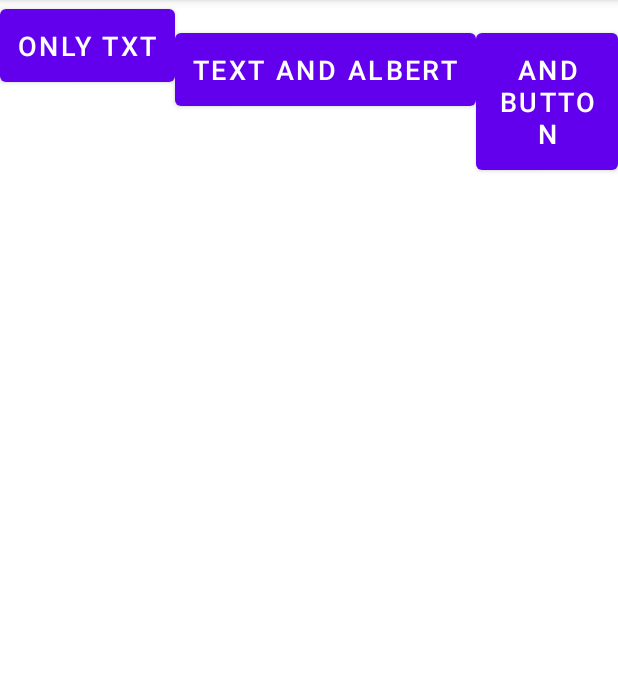
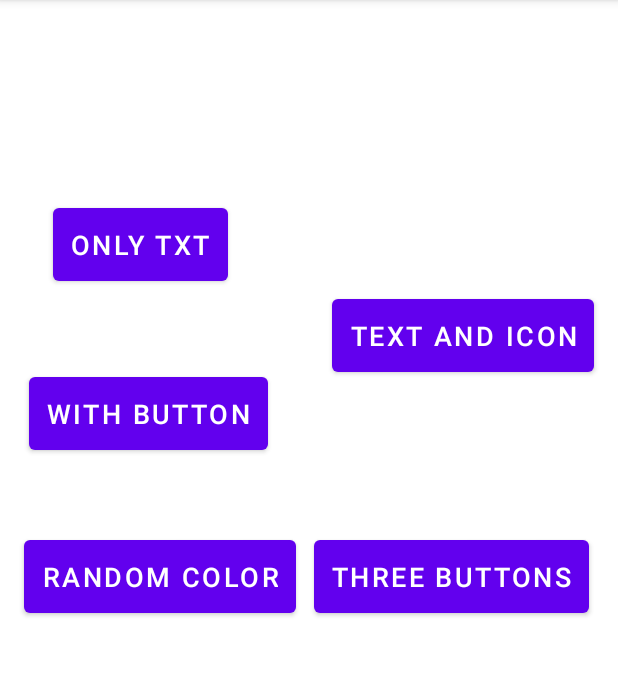
Before and after one commit to dz6646/albert_dialog, an Android app: the screen it shows after launch (MainActivity), on a phone screen of 412 x 824 dp, the part 84-760 px from its top. Run offline under Robolectric (Android 15) with nearby library versions, the phone set to English and light mode, and no system bars.

Commit message:
Made some progreess need to check

```diff
--- a/app/src/main/res/layout/activity_main.xml
+++ b/app/src/main/res/layout/activity_main.xml
@@ -1,65 +1,79 @@
 <?xml version="1.0" encoding="utf-8"?>
-<LinearLayout xmlns:android="http://schemas.android.com/apk/res/android"
+<androidx.constraintlayout.widget.ConstraintLayout xmlns:android="http://schemas.android.com/apk/res/android"
     xmlns:app="http://schemas.android.com/apk/res-auto"
     xmlns:tools="http://schemas.android.com/tools"
+    android:id="@+id/myLayout"
     android:layout_width="match_parent"
     android:layout_height="match_parent"
     tools:context=".MainActivity">
-
 
 
     <Button
         android:id="@+id/button1"
         android:layout_width="wrap_content"
         android:layout_height="wrap_content"
+        android:layout_marginStart="35dp"
+        android:elevation="4dp"
+        android:onClick="albert1"
+        android:padding="12dp"
         android:text="Only txt"
-        android:onClick="albert1"
         android:textSize="18sp"
-        android:padding="12dp"
-        android:elevation="4dp" />
+        app:layout_constraintBottom_toTopOf="@+id/button2"
+        app:layout_constraintStart_toStartOf="parent" />
 
     <Button
         android:id="@+id/button2"
         android:layout_width="wrap_content"
         android:layout_height="wrap_content"
-        android:text="Text and Albert"
+        android:layout_marginTop="193dp"
+        android:layout_marginEnd="16dp"
+        android:elevation="4dp"
         android:onClick="albert2"
+        android:padding="12dp"
+        android:text="Text and icon"
         android:textSize="18sp"
-        android:padding="12dp"
-        android:elevation="4dp"
-        android:layout_marginTop="16dp" />
+        app:layout_constraintEnd_toEndOf="parent"
+        app:layout_constraintTop_toTopOf="parent" />
 
     <Button
         android:id="@+id/button3"
         android:layout_width="wrap_content"
         android:layout_height="wrap_content"
-        android:text="And button"
+        android:layout_marginStart="19dp"
+        android:layout_marginTop="52dp"
+        android:elevation="4dp"
         android:onClick="albert3"
+        android:padding="12dp"
+        android:text="With button"
         android:textSize="18sp"
-        android:padding="12dp"
-        android:elevation="4dp"
-        android:layout_marginTop="16dp" />
+        app:layout_constraintStart_toStartOf="parent"
+        app:layout_constraintTop_toTopOf="@+id/button2" />
 
     <Button
         android:id="@+id/button4"
         android:layout_width="wrap_content"
         android:layout_height="wrap_content"
-        android:text="Two buttons"
+        android:layout_marginStart="16dp"
+        android:layout_marginTop="48dp"
+        android:elevation="4dp"
         android:onClick="albert4"
+        android:padding="12dp"
+        android:text="random color"
         android:textSize="18sp"
-        android:padding="12dp"
-        android:elevation="4dp"
-        android:layout_marginTop="16dp" />
+        app:layout_constraintStart_toStartOf="parent"
+        app:layout_constraintTop_toBottomOf="@+id/button3" />
 
     <Button
         android:id="@+id/button5"
         android:layout_width="wrap_content"
         android:layout_height="wrap_content"
+        android:layout_marginStart="12dp"
+        android:elevation="4dp"
+        android:onClick="albert5"
+        android:padding="12dp"
         android:text="Three buttons"
-        android:onClick="albert5"
         android:textSize="18sp"
-        android:padding="12dp"
-        android:elevation="4dp"
-        android:layout_marginTop="16dp" />
+        app:layout_constraintBaseline_toBaselineOf="@+id/button4"
+        app:layout_constraintStart_toEndOf="@+id/button4" />
 
-</LinearLayout>
+</androidx.constraintlayout.widget.ConstraintLayout>
```
Also changed, not shown: app/src/main/java/com/example/albert01/MainActivity.java (+42 -2 lines).
